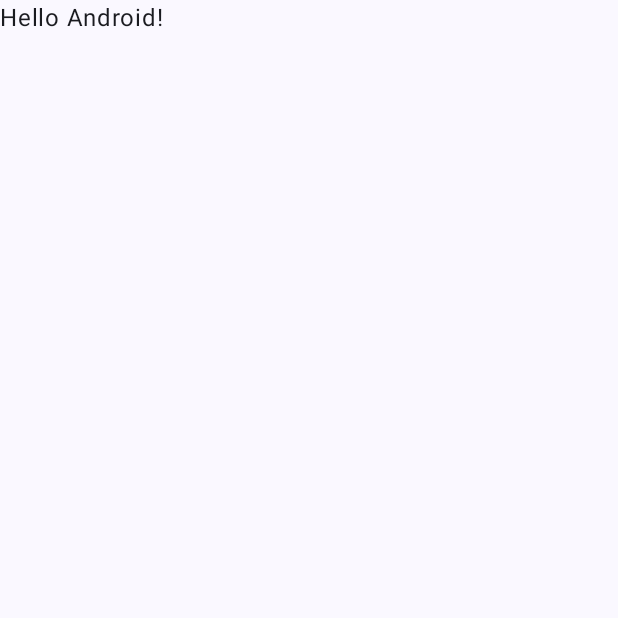
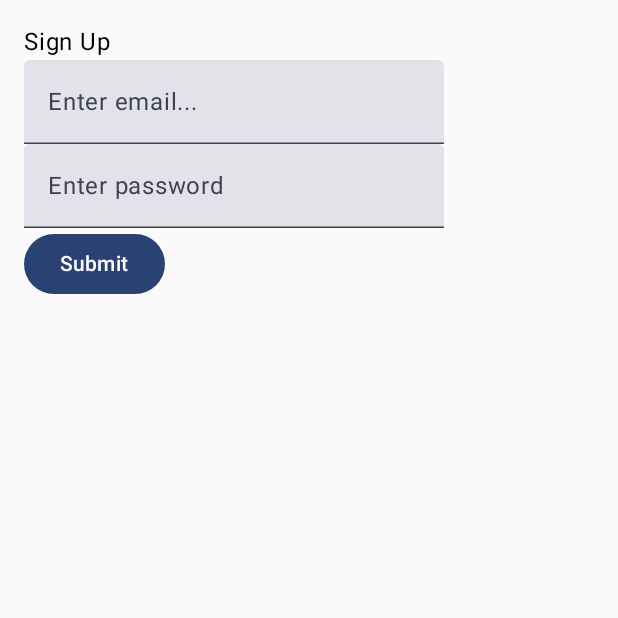
Before and after one commit to saifi369/FriendsApp, an Android app built with Jetpack Compose: the screen it shows after launch (MainActivity), on a phone screen of 412 x 824 dp, the top half of it. Before the commit the part shown is almost empty. Run offline under Robolectric (Android 15) with nearby library versions, the phone set to English and light mode, and no system bars; 1 statement that could not run was skipped.

Commit message:
Sign Up Screen Refactoring

```diff
--- a/app/src/main/java/com/u4universe/friendsapp/MainActivity.kt
+++ b/app/src/main/java/com/u4universe/friendsapp/MainActivity.kt
@@ -3,13 +3,9 @@ package com.u4universe.friendsapp
 import android.os.Bundle
 import androidx.activity.ComponentActivity
 import androidx.activity.compose.setContent
-import androidx.compose.foundation.layout.fillMaxSize
-import androidx.compose.material3.MaterialTheme
-import androidx.compose.material3.Surface
-import androidx.compose.material3.Text
 import androidx.compose.runtime.Composable
-import androidx.compose.ui.Modifier
 import androidx.compose.ui.tooling.preview.Preview
+import com.u4universe.friendsapp.signup.SignUpScreen
 import com.u4universe.friendsapp.ui.theme.FriendsAppTheme
 
 class MainActivity : ComponentActivity() {
@@ -17,30 +13,21 @@ class MainActivity : ComponentActivity() {
     super.onCreate(savedInstanceState)
     setContent {
       FriendsAppTheme {
-        // A surface container using the 'background' color from the theme
-        Surface(
-          modifier = Modifier.fillMaxSize(),
-          color = MaterialTheme.colorScheme.background
-        ) {
-          Greeting("Android")
-        }
+        FriendsApp()
       }
     }
   }
 }
 
 @Composable
-fun Greeting(name: String, modifier: Modifier = Modifier) {
-  Text(
-    text = "Hello $name!",
-    modifier = modifier
-  )
+fun FriendsApp() {
+  SignUpScreen()
 }
 
 @Preview(showBackground = true)
 @Composable
 fun GreetingPreview() {
   FriendsAppTheme {
-    Greeting("Android")
+    SignUpScreen()
   }
 }
--- /dev/null
+++ b/app/src/main/java/com/u4universe/friendsapp/signup/SignUpScreen.kt
@@ -0,0 +1,56 @@
+package com.u4universe.friendsapp.signup
+
+import android.content.res.Configuration
+import androidx.compose.foundation.layout.Column
+import androidx.compose.foundation.layout.fillMaxSize
+import androidx.compose.foundation.layout.padding
+import androidx.compose.material3.Button
+import androidx.compose.material3.ExperimentalMaterial3Api
+import androidx.compose.material3.Text
+import androidx.compose.material3.TextField
+import androidx.compose.runtime.Composable
+import androidx.compose.ui.Modifier
+import androidx.compose.ui.res.stringResource
+import androidx.compose.ui.text.TextStyle
+import androidx.compose.ui.tooling.preview.Preview
+import androidx.compose.ui.unit.dp
+import com.u4universe.friendsapp.R
+
+@OptIn(ExperimentalMaterial3Api::class)
+@Composable
+@Preview(
+  uiMode = Configuration.UI_MODE_NIGHT_NO or Configuration.UI_MODE_TYPE_NORMAL,
+  device = "id:pixel_6", showBackground = true, showSystemUi = true
+)
+fun SignUpScreen() {
+
+  Column(
+    modifier = Modifier
+      .fillMaxSize()
+      .padding(16.dp)
+  ) {
+    Text(text = stringResource(id = R.string.signUpScreenTitle),
+      style = typo
+    )
+
+    TextField(
+      value = "",
+      label = {
+        Text(text = stringResource(id = R.string.emailHint))
+      },
+      onValueChange = {}
+    )
+
+    TextField(
+      value = "",
+      label = {
+        Text(text = stringResource(id = R.string.passwordHint))
+      },
+      onValueChange = {}
+    )
+
+    Button(onClick = { /*TODO*/ }) {
+      Text(text = stringResource(id = R.string.submitButtonText))
+    }
+  }
+}
--- a/app/src/main/res/values/strings.xml
+++ b/app/src/main/res/values/strings.xml
@@ -4,4 +4,5 @@
     <string name="passwordHint">Enter password</string>
     <string name="submitButtonText">Submit</string>
     <string name="timeline">Timeline</string>
+    <string name="signUpScreenTitle">Sign Up</string>
 </resources>
```
